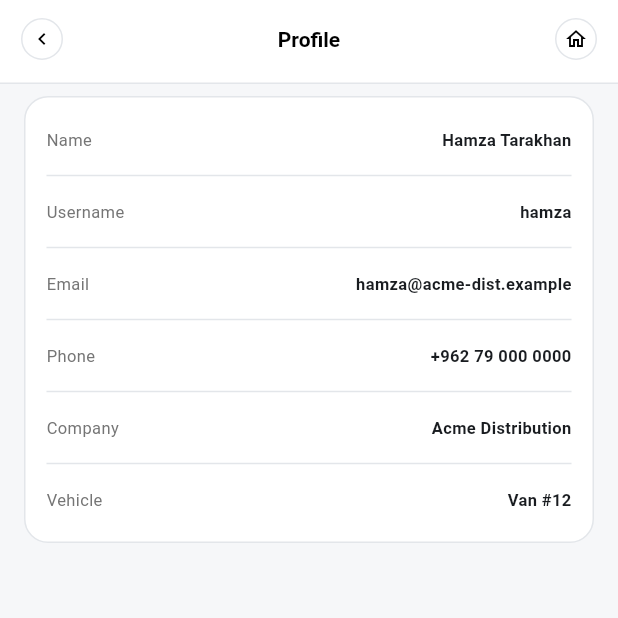
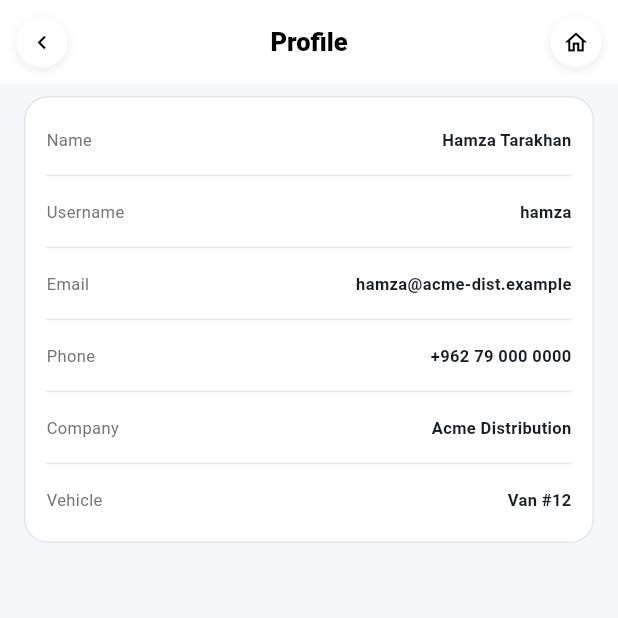
Before and after one commit to hamzatarakhan/sales-app, a Flutter app: the MoreScreen screen opened directly, after a tap on "Profile", on a phone screen of 412 x 824 dp, the top half of it. Run offline on Flutter 3.47's test engine with Material 3 defaults, Android fonts, the phone set to English and light mode, and no system bars.

Commit message:
Match header/search/chip styling to reference UI
- Header: taller toolbar, bolder larger title, drop the bottom border line
- Header icon buttons: floating white circle with soft shadow instead of an outline border
- Search fields: full pill radius, taller padding (softer placeholder/icon color kept, per earlier feedback)
- Filter chips: taller padding, bolder label weight

Co-Authored-By: Claude Sonnet 5 <noreply@anthropic.com>

```diff
--- a/lib/widgets/common.dart
+++ b/lib/widgets/common.dart
@@ -51,15 +51,21 @@ class _RoundButton extends StatelessWidget {
           customBorder: const CircleBorder(),
           child: Center(
             child: Container(
-              width: 28,
-              height: 28,
+              width: 34,
+              height: 34,
               alignment: Alignment.center,
               decoration: BoxDecoration(
-                color: isDark ? Colors.white10 : Colors.white,
+                color: isDark ? AppColors.cardAltDark : Colors.white,
                 shape: BoxShape.circle,
-                border: Border.all(color: isDark ? AppColors.dividerDark : AppColors.divider),
+                boxShadow: [
+                  BoxShadow(
+                    color: isDark ? Colors.black.withOpacity(0.4) : Colors.black.withOpacity(0.08),
+                    blurRadius: 6,
+                    offset: const Offset(0, 2),
+                  ),
+                ],
               ),
-              child: Icon(icon, size: 16),
+              child: Icon(icon, size: 18),
             ),
           ),
         ),
@@ -167,12 +173,12 @@ class AppChip extends StatelessWidget {
       onSelected: (_) => onTap(),
       showCheckmark: false,
       labelPadding: EdgeInsets.zero,
-      padding: const EdgeInsets.symmetric(horizontal: 16, vertical: 8),
+      padding: const EdgeInsets.symmetric(horizontal: 16, vertical: 10),
       materialTapTargetSize: MaterialTapTargetSize.shrinkWrap,
       selectedColor: AppColors.primary,
       labelStyle: TextStyle(
         color: selected ? AppColors.onPrimary : (isDark ? Colors.white70 : AppColors.textMuted),
-        fontWeight: FontWeight.w600,
+        fontWeight: FontWeight.w700,
         fontSize: 13,
       ),
       backgroundColor: unselectedBg,
```
Also changed, not shown: lib/theme.dart (+7 -8 lines).
